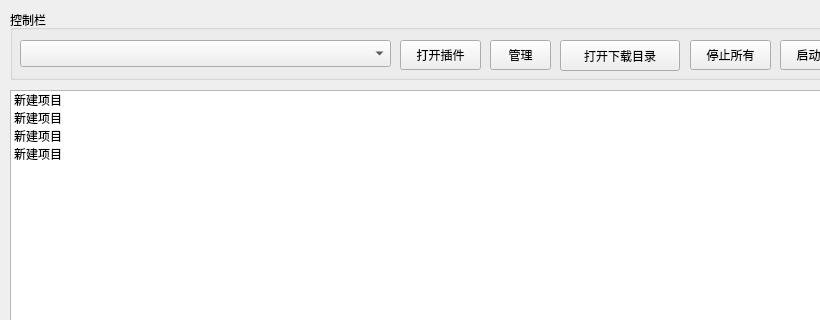
Qt form uiDefines/MainWindow.ui (fivecountry/pyResourceGet) before a commit; both pictures show x 0 to 820 and y 0 to 320 of the 959 by 570 pixel window.
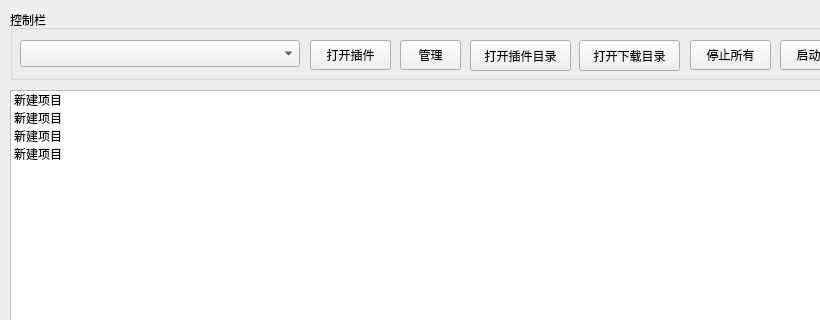
The same form after that commit.

```diff
--- a/uiDefines/MainWindow.ui
+++ b/uiDefines/MainWindow.ui
@@ -32,7 +32,7 @@
     <widget class="QPushButton" name="btnManage">
      <property name="geometry">
       <rect>
-       <x>480</x>
+       <x>390</x>
        <y>30</y>
        <width>61</width>
        <height>30</height>
@@ -47,7 +47,7 @@
       <rect>
        <x>10</x>
        <y>30</y>
-       <width>371</width>
+       <width>280</width>
        <height>27</height>
       </rect>
      </property>
@@ -55,7 +55,7 @@
     <widget class="QPushButton" name="btnOpenPlugin">
      <property name="geometry">
       <rect>
-       <x>390</x>
+       <x>300</x>
        <y>30</y>
        <width>81</width>
        <height>30</height>
@@ -107,9 +107,9 @@
     <widget class="QPushButton" name="btnDownloadDir">
      <property name="geometry">
       <rect>
-       <x>550</x>
+       <x>569</x>
        <y>30</y>
-       <width>120</width>
+       <width>101</width>
        <height>31</height>
       </rect>
      </property>
@@ -117,6 +117,19 @@
       <string>打开下载目录</string>
      </property>
     </widget>
+    <widget class="QPushButton" name="btnPluginDir">
+     <property name="geometry">
+      <rect>
+       <x>460</x>
+       <y>30</y>
+       <width>101</width>
+       <height>31</height>
+      </rect>
+     </property>
+     <property name="text">
+      <string>打开插件目录</string>
+     </property>
+    </widget>
    </widget>
    <widget class="QListWidget" name="lwFileList">
     <property name="geometry">
```
